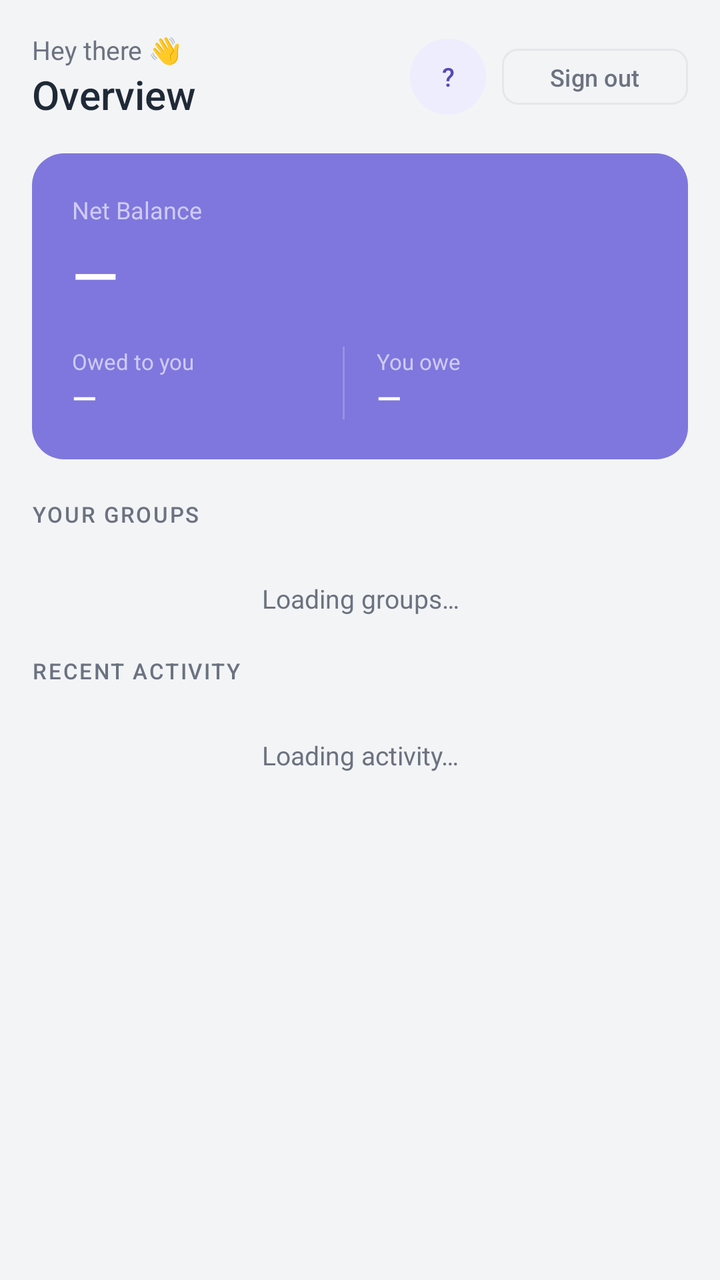
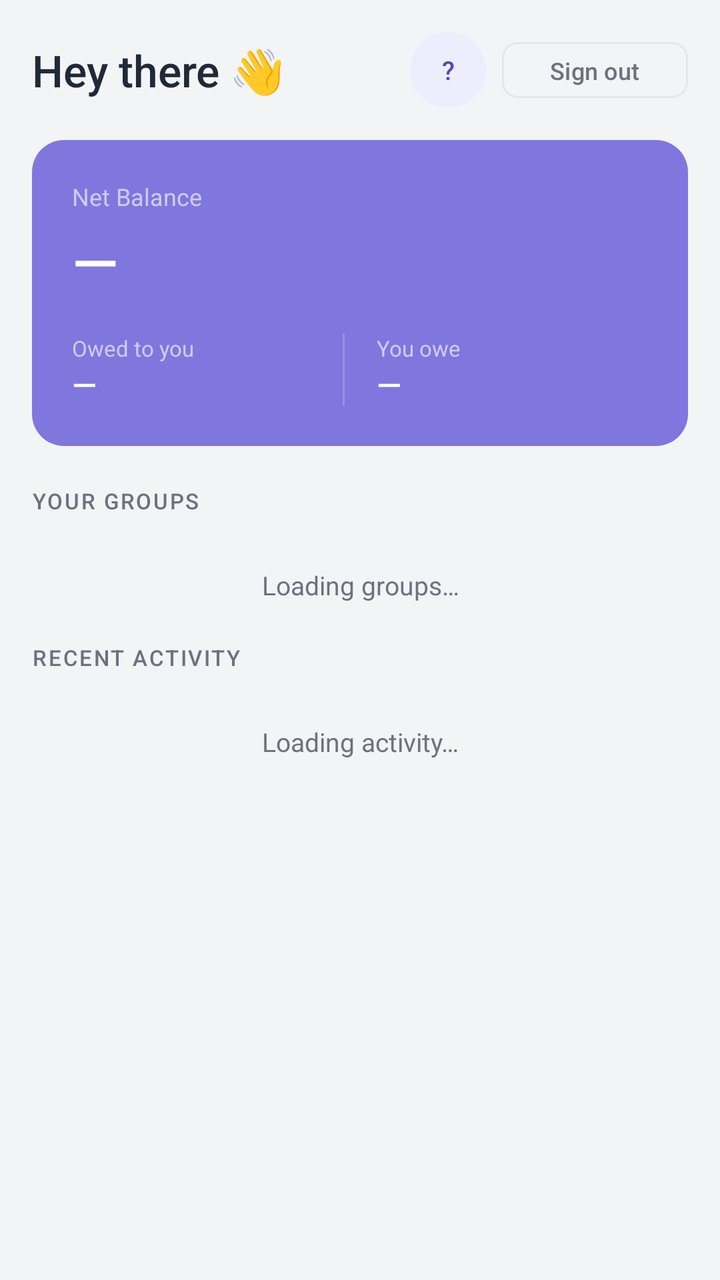

An Android layout rendered at two revisions. The XML below is the earlier revision; the diff shows what the commit changed to produce the second picture.
<!-- AndroidManifest.xml: application theme SplitShare -->
<!-- res/layout/fragment_home.xml -->
<?xml version="1.0" encoding="utf-8"?>
<ScrollView xmlns:android="http://schemas.android.com/apk/res/android"
    xmlns:app="http://schemas.android.com/apk/res-auto"
    android:layout_width="match_parent"
    android:layout_height="match_parent"
    android:background="@color/background">

    <LinearLayout
        android:layout_width="match_parent"
        android:layout_height="wrap_content"
        android:orientation="vertical"
        android:padding="16dp">

        
        <LinearLayout
            android:layout_width="match_parent"
            android:layout_height="wrap_content"
            android:orientation="horizontal"
            android:gravity="center_vertical"
            android:layout_marginBottom="16dp">

            <LinearLayout
                android:layout_width="0dp"
                android:layout_height="wrap_content"
                android:layout_weight="1"
                android:orientation="vertical">
                <TextView
                    android:id="@+id/tvGreeting"
                    android:layout_width="wrap_content"
                    android:layout_height="wrap_content"
                    android:text="Hey there 👋"
                    android:textSize="13sp"
                    android:textColor="@color/text_secondary" />
                <TextView
                    android:layout_width="wrap_content"
                    android:layout_height="wrap_content"
                    android:text="Overview"
                    android:textSize="20sp"
                    android:fontFamily="sans-serif-medium"
                    android:textColor="@color/text_primary" />
            </LinearLayout>

            
            <TextView
                android:id="@+id/tvAvatar"
                android:layout_width="38dp"
                android:layout_height="38dp"
                android:background="@drawable/bg_avatar"
                android:text="?"
                android:textSize="13sp"
                android:fontFamily="sans-serif-medium"
                android:textColor="@color/purple_dark"
                android:gravity="center"
                android:layout_marginEnd="8dp" />

            
            <com.google.android.material.button.MaterialButton
                android:id="@+id/btnLogout"
                style="@style/Widget.Material3.Button.OutlinedButton"
                android:layout_width="wrap_content"
                android:layout_height="36dp"
                android:text="Sign out"
                android:textSize="12sp"
                android:textColor="@color/text_secondary"
                app:strokeColor="@color/border"
                app:cornerRadius="8dp" />
        </LinearLayout>

        
        <TextView
            android:id="@+id/tvGlobalError"
            android:layout_width="match_parent"
            android:layout_height="wrap_content"
            android:background="#FAECE7"
            android:textColor="@color/red_owe"
            android:textSize="13sp"
            android:padding="12dp"
            android:layout_marginBottom="12dp"
            android:visibility="gone" />

        
        <LinearLayout
            android:layout_width="match_parent"
            android:layout_height="wrap_content"
            android:background="@drawable/bg_balance_card"
            android:orientation="vertical"
            android:padding="20dp"
            android:layout_marginBottom="20dp">

            <TextView
                android:layout_width="wrap_content"
                android:layout_height="wrap_content"
                android:text="Net Balance"
                android:textSize="12sp"
                android:textColor="#CECBF6"
                android:layout_marginBottom="4dp" />

            <TextView
                android:id="@+id/tvNetBalance"
                android:layout_width="wrap_content"
                android:layout_height="wrap_content"
                android:text="—"
                android:textSize="30sp"
                android:fontFamily="sans-serif-medium"
                android:textColor="@color/white"
                android:layout_marginBottom="16dp" />

            <LinearLayout
                android:layout_width="match_parent"
                android:layout_height="wrap_content"
                android:orientation="horizontal">

                <LinearLayout
                    android:layout_width="0dp"
                    android:layout_height="wrap_content"
                    android:layout_weight="1"
                    android:orientation="vertical">
                    <TextView
                        android:layout_width="wrap_content"
                        android:layout_height="wrap_content"
                        android:text="Owed to you"
                        android:textSize="11sp"
                        android:textColor="#CECBF6" />
                    <TextView
                        android:id="@+id/tvOwedToYou"
                        android:layout_width="wrap_content"
                        android:layout_height="wrap_content"
                        android:text="—"
                        android:textSize="16sp"
                        android:fontFamily="sans-serif-medium"
                        android:textColor="@color/white" />
                </LinearLayout>

                <View
                    android:layout_width="1dp"
                    android:layout_height="match_parent"
                    android:background="@drawable/divider_white_alpha"
                    android:layout_marginEnd="16dp" />

                <LinearLayout
                    android:layout_width="0dp"
                    android:layout_height="wrap_content"
                    android:layout_weight="1"
                    android:orientation="vertical">
                    <TextView
                        android:layout_width="wrap_content"
                        android:layout_height="wrap_content"
                        android:text="You owe"
                        android:textSize="11sp"
                        android:textColor="#CECBF6" />
                    <TextView
                        android:id="@+id/tvYouOwe"
                        android:layout_width="wrap_content"
                        android:layout_height="wrap_content"
                        android:text="—"
                        android:textSize="16sp"
                        android:fontFamily="sans-serif-medium"
                        android:textColor="@color/white" />
                </LinearLayout>
            </LinearLayout>
        </LinearLayout>

        
        <LinearLayout
            android:layout_width="match_parent"
            android:layout_height="wrap_content"
            android:orientation="horizontal"
            android:gravity="center_vertical"
            android:layout_marginBottom="10dp">
            <TextView
                android:layout_width="0dp"
                android:layout_height="wrap_content"
                android:layout_weight="1"
                android:text="@string/your_groups"
                style="@style/SplitShare.SectionLabel" />
        </LinearLayout>

        
        <TextView
            android:id="@+id/tvGroupsLoading"
            android:layout_width="match_parent"
            android:layout_height="wrap_content"
            android:text="Loading groups…"
            android:textSize="13sp"
            android:textColor="@color/text_secondary"
            android:gravity="center"
            android:padding="16dp"
            android:layout_marginBottom="4dp"
            android:visibility="visible" />

        
        <TextView
            android:id="@+id/tvGroupsEmpty"
            android:layout_width="match_parent"
            android:layout_height="wrap_content"
            android:text="No groups yet. Create one on the web app!"
            android:textSize="13sp"
            android:textColor="@color/text_secondary"
            android:gravity="center"
            android:padding="16dp"
            android:visibility="gone" />

        
        <LinearLayout
            android:id="@+id/llGroups"
            android:layout_width="match_parent"
            android:layout_height="wrap_content"
            android:orientation="vertical"
            android:layout_marginBottom="20dp"
            android:visibility="gone" />

        
        <LinearLayout
            android:layout_width="match_parent"
            android:layout_height="wrap_content"
            android:orientation="horizontal"
            android:gravity="center_vertical"
            android:layout_marginBottom="10dp">
            <TextView
                android:layout_width="match_parent"
                android:layout_height="wrap_content"
                android:text="@string/recent_activity"
                style="@style/SplitShare.SectionLabel" />
        </LinearLayout>

        
        <TextView
            android:id="@+id/tvActivityLoading"
            android:layout_width="match_parent"
            android:layout_height="wrap_content"
            android:text="Loading activity…"
            android:textSize="13sp"
            android:textColor="@color/text_secondary"
            android:gravity="center"
            android:padding="16dp"
            android:visibility="visible" />

        
        <TextView
            android:id="@+id/tvActivityEmpty"
            android:layout_width="match_parent"
            android:layout_height="wrap_content"
            android:text="No recent activity yet."
            android:textSize="13sp"
            android:textColor="@color/text_secondary"
            android:gravity="center"
            android:padding="16dp"
            android:visibility="gone" />

        
        <com.google.android.material.card.MaterialCardView
            android:layout_width="match_parent"
            android:layout_height="wrap_content"
            style="@style/SplitShare.Card">
            <LinearLayout
                android:id="@+id/llActivity"
                android:layout_width="match_parent"
                android:layout_height="wrap_content"
                android:orientation="vertical"
                android:visibility="gone" />
        </com.google.android.material.card.MaterialCardView>

    </LinearLayout>
</ScrollView>
<!-- resources referenced by this layout -->
<resources>
  <color name="background">#F3F4F6</color>
  <color name="border">#E5E7EB</color>
  <color name="purple_dark">#534AB7</color>
  <color name="red_owe">#D85A30</color>
  <color name="text_primary">#1F2937</color>
  <color name="text_secondary">#6B7280</color>
  <color name="white">#FFFFFFFF</color>
  <!-- drawable bg_avatar (drawable) -->
  <?xml version="1.0" encoding="utf-8"?>
  <shape xmlns:android="http://schemas.android.com/apk/res/android"
      android:shape="oval">
      <solid android:color="@color/purple_light" />
  </shape>
  <!-- drawable bg_balance_card (drawable) -->
  <?xml version="1.0" encoding="utf-8"?>
  <shape xmlns:android="http://schemas.android.com/apk/res/android"
      android:shape="rectangle">
      <solid android:color="@color/purple_primary" />
      <corners android:radius="16dp" />
  </shape>
  <!-- drawable divider_white_alpha (drawable) -->
  <?xml version="1.0" encoding="utf-8"?>
  <shape xmlns:android="http://schemas.android.com/apk/res/android"
      android:shape="rectangle">
      <solid android:color="#33FFFFFF" />
  </shape>
  <string name="recent_activity">Recent Activity</string>
  <string name="your_groups">Your Groups</string>
  <style name="SplitShare.Card" parent="Widget.Material3.CardView.Elevated">
          <item name="cardElevation">0dp</item>
          <item name="strokeWidth">1dp</item>
          <item name="strokeColor">@color/border</item>
          <item name="cardCornerRadius">12dp</item>
          <item name="cardBackgroundColor">@color/surface</item>
      </style>
  <style name="SplitShare.SectionLabel">
          <item name="android:textSize">11sp</item>
          <item name="android:textColor">@color/text_secondary</item>
          <item name="android:letterSpacing">0.08</item>
          <item name="android:textAllCaps">true</item>
          <item name="android:fontFamily">sans-serif-medium</item>
      </style>
  <style name="SplitShare" parent="Base.Theme.SplitShare" />
  <color name="purple_light">#EEEDFE</color>
  <color name="purple_primary">#7F77DD</color>
  <color name="surface">#FFFFFF</color>
  <style name="Base.Theme.SplitShare" parent="Theme.Material3.DayNight.NoActionBar">
          <item name="colorPrimary">@color/purple_primary</item>
          <item name="colorOnPrimary">@color/white</item>
          <item name="colorSecondary">@color/purple_medium</item>
          <item name="colorSurface">@color/surface</item>
          <item name="android:colorBackground">@color/background</item>
          <item name="android:windowBackground">@color/background</item>
          <item name="android:statusBarColor">@color/surface</item>
          <item name="android:windowLightStatusBar" tools:targetApi="23">true</item>
      </style>
  <color name="purple_medium">#AFA9EC</color>
</resources>

<!-- the commit's change to res/layout/fragment_home.xml (unified diff, before → after) -->
@@ -29,14 +29,8 @@
                     android:layout_width="wrap_content"
                     android:layout_height="wrap_content"
                     android:text="Hey there 👋"
-                    android:textSize="13sp"
-                    android:textColor="@color/text_secondary" />
-                <TextView
-                    android:layout_width="wrap_content"
-                    android:layout_height="wrap_content"
-                    android:text="Overview"
-                    android:textSize="20sp"
                     android:fontFamily="sans-serif-medium"
+                    android:textSize="22sp"
                     android:textColor="@color/text_primary" />
             </LinearLayout>
 
